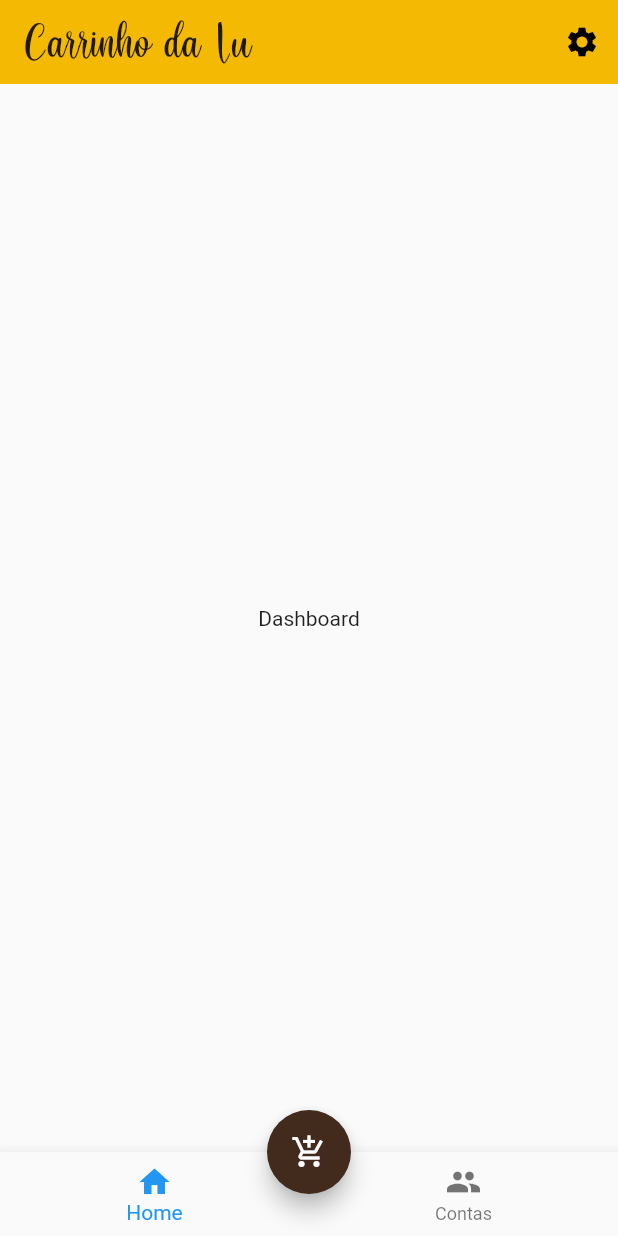
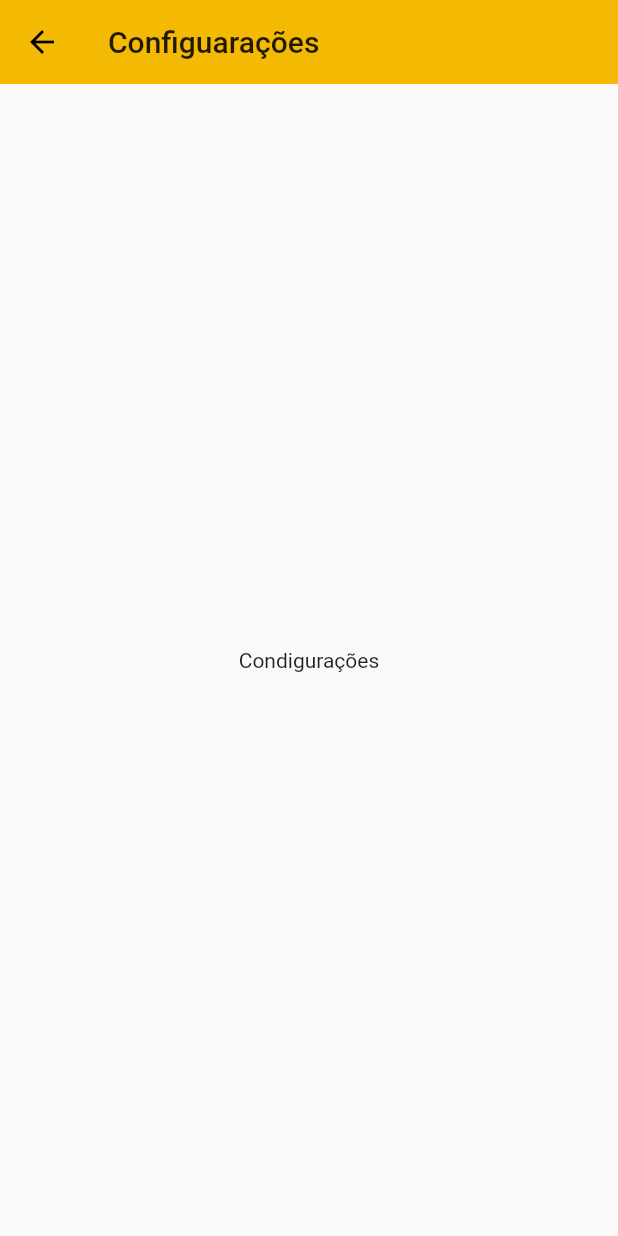
Before and after one commit to lucassantos61/carrinha_da_lu, a Flutter app: the screen it shows after launch, after a tap on the "settings" icon, on a phone screen of 412 x 824 dp. Run offline on Flutter 3.47's test engine with Material 2 defaults, Android fonts, the phone set to English and light mode, and no system bars.

Commit message:
Inclusão de paginas e rotas de navegação

```diff
--- a/lib/pages/dashboard_page.dart
+++ b/lib/pages/dashboard_page.dart
@@ -1,3 +1,4 @@
+import 'package:carrinha_da_lu/pages/settings_page.dart';
 import 'package:flutter/material.dart';
 
 class DashboardPage extends StatefulWidget {
@@ -18,7 +19,12 @@ class _DashboardPageState extends State<DashboardPage> {
           IconButton(
             icon: Icon(Icons.settings),
             onPressed: () {
-              print("Configurações");
+              Navigator.push(
+                context,
+                MaterialPageRoute(
+                  builder: (context) => SettingsPage(),
+                ),
+              );
             },
           )
         ],
--- a/lib/pages/home_page.dart
+++ b/lib/pages/home_page.dart
@@ -1,5 +1,7 @@
 import 'package:carrinha_da_lu/pages/accounts_page.dart';
 import 'package:carrinha_da_lu/pages/dashboard_page.dart';
+import 'package:carrinha_da_lu/pages/new_sale_page.dart';
+import 'package:carrinha_da_lu/pages/sales_page.dart';
 import 'package:flutter/material.dart';
 import 'package:flutter/widgets.dart';
 
@@ -13,6 +15,7 @@ class _HomePageState extends State<HomePage> {
   List<Widget> _children = [
     DashboardPage(),
     AccountsPage(),
+    SalesPage(),
   ];
 
   void onTabTapped(int index) {
@@ -24,14 +27,18 @@ class _HomePageState extends State<HomePage> {
   @override
   Widget build(BuildContext context) {
     return Scaffold(
-      floatingActionButtonLocation: FloatingActionButtonLocation.centerDocked,
+      floatingActionButtonLocation: FloatingActionButtonLocation.endFloat,
       floatingActionButton: FloatingActionButton(
         child: Icon(Icons.add_shopping_cart),
         onPressed: () {
-          print("Nova venda");
+          Navigator.push(
+            context,
+            MaterialPageRoute(
+              builder: (context) => NewSalePage(),
+            ),
+          );
         },
       ),
-
       bottomNavigationBar: BottomNavigationBar(
         currentIndex: _currentIndex,
         onTap: onTabTapped,
@@ -44,6 +51,10 @@ class _HomePageState extends State<HomePage> {
             icon: Icon(Icons.people),
             title: Text('Contas'),
           ),
+          BottomNavigationBarItem(
+            icon: Icon(Icons.store),
+            title: Text('Vendas'),
+          ),
         ],
       ),
       body: _children[_currentIndex],
--- /dev/null
+++ b/lib/pages/settings_page.dart
@@ -0,0 +1,22 @@
+import 'package:flutter/material.dart';
+
+class SettingsPage extends StatefulWidget {
+  _SettingsPageState createState() => _SettingsPageState();
+}
+
+class _SettingsPageState extends State<SettingsPage> {
+  @override
+  Widget build(BuildContext context) {
+    return Scaffold(
+      appBar: AppBar(
+        title: Text(
+          "Configuarações",
+        ),
+        elevation: 0.0,
+      ),
+      body: Center(
+        child: Text('Condigurações'),
+      ),
+    );
+  }
+}
```
Also changed, not shown: lib/pages/new_sale_page.dart (added, +17 -0 lines), lib/pages/sale_page.dart (deleted, +0 -14 lines), lib/pages/sales_page.dart (added, +22 -0 lines).
